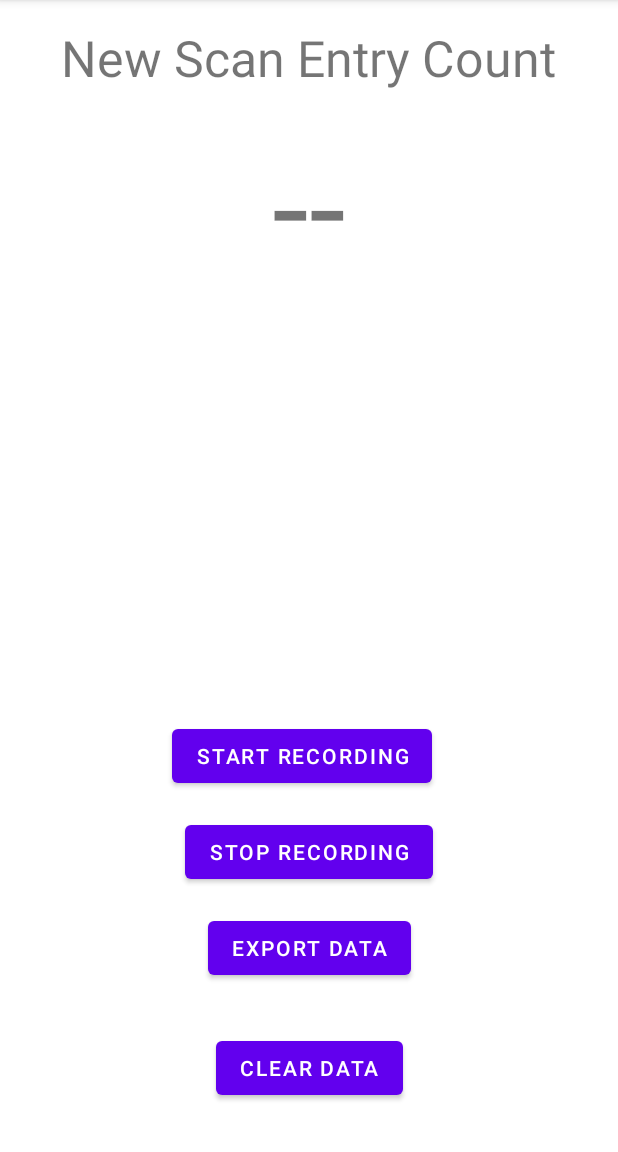
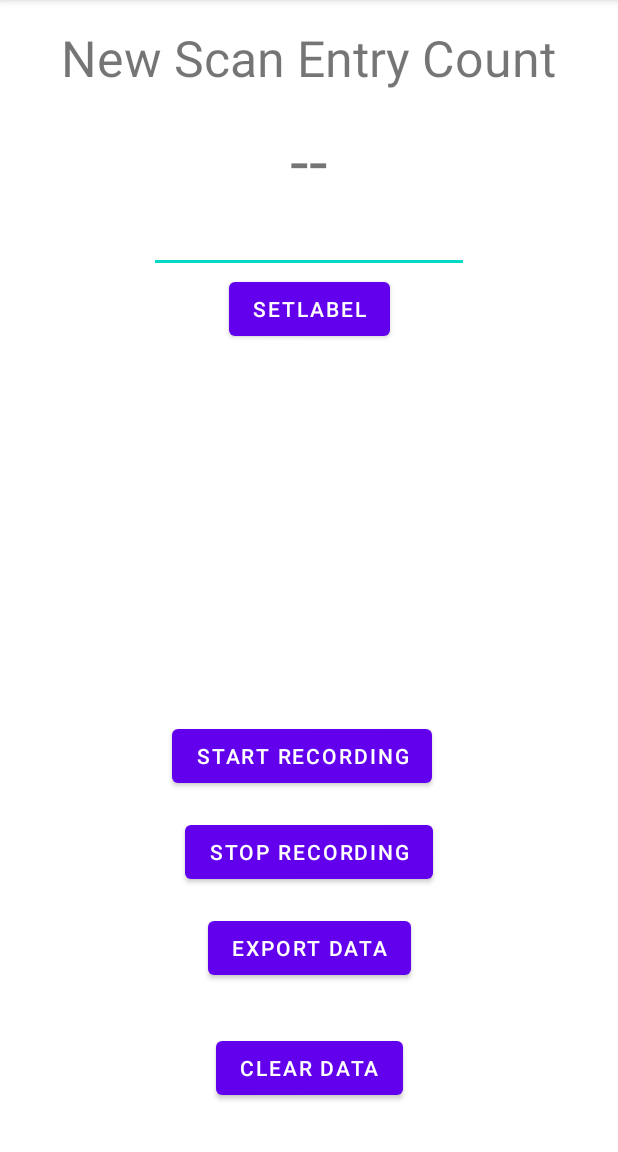
Before and after one commit to j2inet/wioLocator, an Android app: the screen it shows after launch (MainActivity), on a phone screen of 412 x 824 dp, the part 84-1236 px from its top. Run offline under Robolectric (Android 15) with nearby library versions, the phone set to English and light mode, and no system bars.

Commit message:
added additional butttons

```diff
--- a/Android/src/app/src/main/AndroidManifest.xml
+++ b/Android/src/app/src/main/AndroidManifest.xml
@@ -21,7 +21,11 @@
         android:roundIcon="@mipmap/ic_launcher_round"
         android:supportsRtl="true"
         android:theme="@style/Theme.WioLocatorCollector"
-        tools:targetApi="31">
+        android:resizeableActivity="true"
+        android:supportsPictureInPicture="true"
+        android:configChanges="screenSize | smallestScreenSize| screenLayout | orientation | keyboardHidden"
+        tools:targetApi="31"
+        >
         <activity
             android:name=".MainActivity"
             android:exported="true">
--- a/Android/src/app/src/main/java/net/j2i/wiolocatorcollector/MainActivity.kt
+++ b/Android/src/app/src/main/java/net/j2i/wiolocatorcollector/MainActivity.kt
@@ -3,6 +3,7 @@ package net.j2i.wiolocatorcollector
 import android.Manifest
 import android.annotation.SuppressLint
 import android.app.Activity
+import android.app.PictureInPictureParams
 import android.content.BroadcastReceiver
 import android.content.Context
 import android.content.Intent
@@ -18,6 +19,7 @@ import android.os.Looper
 import android.provider.BaseColumns
 import android.util.Log
 import android.view.View
+import android.widget.EditText
 import android.widget.TextView
 import android.widget.Toast
 import androidx.appcompat.app.AppCompatActivity;
@@ -34,7 +36,9 @@ import kotlinx.serialization.json.JsonObject
 //import com.google.android.gms.location.*;
 //import kotlinx.serialization.Serializable;
 import java.io.*
-
+import java.math.BigInteger
+import java.util.*
+import kotlin.collections.ArrayList
 
 
 const val TAG = "MainActivity"
@@ -57,6 +61,9 @@ class MainActivity : AppCompatActivity() {
             const val COLUMN_NAME_VERTICALACCURACY = "va"
             const val COLUMN_NAME_FREQUECY = "frequency"
             const val COLUMN_NAME_DATETIME = "timestamp";
+            const val COLUMN_NAME_SESSIONID = "sessionID"
+            const val COLUMN_NAME_CLIENTID = "clientID"
+            const val COLUMN_NAME_LOCATIONLABEL = "locationlabel"
 
 
         }
@@ -81,17 +88,23 @@ class MainActivity : AppCompatActivity() {
     lateinit var wifiInfo:WifiInfo
 
     lateinit var newEntryDisplayText:TextView
+    lateinit var editTextLabel:EditText
 
     var newEntryCount = 0;
 
     var currentLocation: Location? = null
 
+    var locationLabel:String = ""
+    var clientID:String = "00000000-00000000-00000000-00000000"
+
     class WifiReceiver:BroadcastReceiver {
+        var SessionID:String = "";
         var wifiManager:WifiManager
         var mainActivity:MainActivity
         constructor(wifiManager:WifiManager, mainActivity:MainActivity) {
             this.wifiManager = wifiManager;
             this.mainActivity = mainActivity
+            this.SessionID =  UUID.randomUUID().toString()
         }
 
         override fun onReceive(p0: Context?, intent: Intent?) {
@@ -102,9 +115,12 @@ class MainActivity : AppCompatActivity() {
                 Log.d(TAG, "results received");
 
                 val scanResultList: List<ScanItem> = ArrayList<ScanItem>(result.size)
+
                 for (r in result) {
                     var item = ScanItem(r.BSSID)
                     item.apply {
+                        sessionID = SessionID
+                        clientID = mainActivity.clientID
                         latitude = currentLocation.latitude
                         longitude = currentLocation.longitude
                         if (currentLocation.hasAccuracy()) {
@@ -117,9 +133,10 @@ class MainActivity : AppCompatActivity() {
                         BSSID = r.BSSID
                         SSID = r.SSID
                         level = r.level
-                        capabilities = r.capabilities
+                        capabilities = r.capabilities //http://w1.fi/cgit/hostap/tree/wpa_supplicant/ctrl_iface.c?id=7b42862ac87f333b0efb0f0bae822dcdf606bc69#n2169
                         frequency = r.frequency
                         datetime = currentLocation.time
+                        locationLabel = mainActivity.locationLabel
                     }
                     mainActivity.scanItemDataHelper.insert(item)
                 }
@@ -147,7 +164,7 @@ class MainActivity : AppCompatActivity() {
         val locationRequest = LocationRequest.create()?.apply {
             interval = 10_000
             fastestInterval = 10_000
-            smallestDisplacement = 10.0f
+            smallestDisplacement = 3.0f
             priority = LocationRequest.PRIORITY_HIGH_ACCURACY
         }
 
@@ -191,11 +208,44 @@ class MainActivity : AppCompatActivity() {
             wifiManager.startScan();
         }
     }
+
+
+    fun hashString(s:String): ULong {
+        val A:ULong =  54059u ;
+        val B:ULong = 76963u ;
+        val C:ULong = 86969u;
+        val FIRSTH:ULong = 37u;
+        var h = FIRSTH;
+        var stringBytes = s.toByteArray()
+        for ( i in 0..stringBytes.size-1) {
+            var c = stringBytes[i].toULong();
+            h = ((h * A) xor (((c) * B))) and 0xFFFFFFFFFFFFFFFFu;
+        }
+        return h;
+    }
+
+    override fun onUserLeaveHint() {
+        val pictureInPictureParams = PictureInPictureParams.Builder().setAspectRatio(rational).build()
+        enterPictureInPictureMode(pictureInPictureParams)
+    }
+
     override fun onCreate(savedInstanceState: Bundle?) {
+        var x = hashString("joel");
+        var y = x.toString(16)
         super.onCreate(savedInstanceState)
         setContentView(R.layout.activity_main)
+        val pref = getSharedPreferences("APP_PREFERENCES", Context.MODE_PRIVATE);
+        this.clientID = pref.getString("ClientID", "")!!
+        if(this.clientID == "") {
+            val editor = pref.edit()
+            this.clientID = UUID.randomUUID().toString()
+            editor.putString("ClientID", this.clientID)
+            editor.commit()
+        }
+
+
         newEntryDisplayText = findViewById(R.id.entryCountTextDisplay)
-
+        editTextLabel = findViewById(R.id.edtTextLabel);
         this.scanItemDataHelper = ScanItemDataHelper(this)
 
         fusedLocationClient = LocationServices.getFusedLocationProviderClient(this)
@@ -234,6 +284,10 @@ class MainActivity : AppCompatActivity() {
         }
 
 
+    }
+
+    fun onUpdateLabelClicked(button:View) {
+        this.locationLabel = editTextLabel.text.toString()
     }
 
     fun onStopRecordingClicked(stopButton:View) {
--- a/Android/src/app/src/main/java/net/j2i/wiolocatorcollector/ScanItemDataHelper.kt
+++ b/Android/src/app/src/main/java/net/j2i/wiolocatorcollector/ScanItemDataHelper.kt
@@ -32,9 +32,14 @@ class ScanItemDataHelper(context: Context) : SQLiteOpenHelper(context, DATABASE_
         const val COLUMN_NAME_VERTICALACCURACY = "va"
         const val COLUMN_NAME_FREQUECY = "frequency"
         const val COLUMN_NAME_DATETIME = "timestamp";
+        const val COLUMN_NAME_SESSIONID = "sessionID"
+        const val COLUMN_NAME_LOCATIONLABEL = "locationlabel"
+        const val COLUMN_NAME_CLIENTID = "clientID"
 
         const val CREATE_TABLE_QUERY = "CREATE TABLE ${MainActivity.Companion.ScanItemContract.TABLE_NAME} ("+
                 "${BaseColumns._ID} INTEGER PRIMARY KEY," +
+                "${MainActivity.Companion.ScanItemContract.COLUMN_NAME_SESSIONID}  TEXT, "+
+                "${MainActivity.Companion.ScanItemContract.COLUMN_NAME_CLIENTID}  TEXT, "+
                 "${MainActivity.Companion.ScanItemContract.COLUMN_NAME_BSSID}  TEXT NOT NULL, "+
                 "${MainActivity.Companion.ScanItemContract.COLUMN_NAME_SSID}  TEXT NOT NULL, "+
                 "${MainActivity.Companion.ScanItemContract.COLUMN_NAME_LEVEL}  INT, "+
@@ -45,7 +50,8 @@ class ScanItemDataHelper(context: Context) : SQLiteOpenHelper(context, DATABASE_
                 "${MainActivity.Companion.ScanItemContract.COLUMN_NAME_LONGITUDE}  REAL NOT NULL, "+
                 "${MainActivity.Companion.ScanItemContract.COLUMN_NAME_ALTITUDE}  REAL, "+
                 "${MainActivity.Companion.ScanItemContract.COLUMN_NAME_HORIZONTALACCURACY}  REAL, "+
-                "${MainActivity.Companion.ScanItemContract.COLUMN_NAME_VERTICALACCURACY}  REAL "+
+                "${MainActivity.Companion.ScanItemContract.COLUMN_NAME_VERTICALACCURACY}  REAL, "+
+                "${MainActivity.Companion.ScanItemContract.COLUMN_NAME_LOCATIONLABEL}  REAL "+
                 ")"
         const val DELETE_TABLES_QUERY = "DROP TABLE IF EXISTS ${TABLE_NAME}";
     }
@@ -68,6 +74,8 @@ class ScanItemDataHelper(context: Context) : SQLiteOpenHelper(context, DATABASE_
         val db = this.writableDatabase
         val values = ContentValues().apply {
             put(ScanItemContract.COLUMN_NAME_SSID, si.SSID)
+            put(ScanItemContract.COLUMN_NAME_SESSIONID, si.sessionID)
+            put(ScanItemContract.COLUMN_NAME_CLIENTID, si.clientID)
             put(ScanItemContract.COLUMN_NAME_BSSID, si.BSSID)
             put(ScanItemContract.COLUMN_NAME_ALTITUDE, si.altitude)
             put(ScanItemContract.COLUMN_NAME_LONGITUDE, si.longitude)
@@ -78,6 +86,7 @@ class ScanItemDataHelper(context: Context) : SQLiteOpenHelper(context, DATABASE_
             put(ScanItemContract.COLUMN_NAME_VERTICALACCURACY, si.verticalAccuracy)
             put(ScanItemContract.COLUMN_NAME_FREQUECY, si.frequency)
             put(ScanItemContract.COLUMN_NAME_DATETIME, si.datetime)
+            put(ScanItemContract.COLUMN_NAME_LOCATIONLABEL, si.locationLabel)
         }
         val newRow = db?.insert(ScanItemContract.TABLE_NAME, null, values)
         si.ID = newRow
@@ -98,6 +107,8 @@ class ScanItemDataHelper(context: Context) : SQLiteOpenHelper(context, DATABASE_
         val retreivalProjection = arrayOf(
             BaseColumns._ID,
             ScanItemContract.COLUMN_NAME_BSSID,
+            ScanItemContract.COLUMN_NAME_SESSIONID,
+            ScanItemContract.COLUMN_NAME_CLIENTID,
             ScanItemContract.COLUMN_NAME_SSID,
             ScanItemContract.COLUMN_NAME_ALTITUDE,
             ScanItemContract.COLUMN_NAME_LONGITUDE,
@@ -107,7 +118,8 @@ class ScanItemDataHelper(context: Context) : SQLiteOpenHelper(context, DATABASE_
             ScanItemContract.COLUMN_NAME_HORIZONTALACCURACY,
             ScanItemContract.COLUMN_NAME_VERTICALACCURACY,
             ScanItemContract.COLUMN_NAME_DATETIME,
-            ScanItemContract.COLUMN_NAME_FREQUECY
+            ScanItemContract.COLUMN_NAME_FREQUECY,
+            ScanItemContract.COLUMN_NAME_LOCATIONLABEL
         )
 
         var selection:String? = null //Not filtering
@@ -134,6 +146,10 @@ class ScanItemDataHelper(context: Context) : SQLiteOpenHelper(context, DATABASE_
 
                 si.frequency = getInt(getColumnIndexOrThrow(ScanItemContract.COLUMN_NAME_FREQUECY))
                 si.datetime = getLong(getColumnIndexOrThrow(ScanItemContract.COLUMN_NAME_DATETIME))
+                si.sessionID = getString(getColumnIndexOrThrow(ScanItemContract.COLUMN_NAME_SESSIONID))
+                si.clientID = getString(getColumnIndexOrThrow(ScanItemContract.COLUMN_NAME_CLIENTID))
+
+                si.locationLabel = getString(getColumnIndexOrThrow(ScanItemContract.COLUMN_NAME_LOCATIONLABEL))
 
                 retVal.add(si);
             }
--- a/Android/src/app/src/main/res/layout/activity_main.xml
+++ b/Android/src/app/src/main/res/layout/activity_main.xml
@@ -5,7 +5,6 @@
     android:layout_width="match_parent"
     android:layout_height="match_parent"
     tools:context=".MainActivity">
-
 
 
     <Button
@@ -77,9 +76,30 @@
         android:layout_height="wrap_content"
         android:layout_marginTop="16dp"
         android:text="--"
-        android:textSize="40pt"
+        android:textSize="20pt"
         app:layout_constraintEnd_toEndOf="parent"
         app:layout_constraintStart_toStartOf="parent"
         app:layout_constraintTop_toBottomOf="@+id/textView" />
 
+    <EditText
+        android:id="@+id/edtTextLabel"
+        android:layout_width="wrap_content"
+        android:layout_height="wrap_content"
+        android:ems="10"
+        android:inputType="textPersonName"
+        android:text=""
+        app:layout_constraintEnd_toEndOf="parent"
+        app:layout_constraintStart_toStartOf="parent"
+        app:layout_constraintTop_toBottomOf="@+id/entryCountTextDisplay" />
+
+    <Button
+        android:id="@+id/buttonSetLabel"
+        android:layout_width="wrap_content"
+        android:layout_height="wrap_content"
+        android:text="SetLabel"
+        android:onClick="onUpdateLabelClicked"
+        app:layout_constraintEnd_toEndOf="parent"
+        app:layout_constraintStart_toStartOf="parent"
+        app:layout_constraintTop_toBottomOf="@+id/edtTextLabel" />
+
 </androidx.constraintlayout.widget.ConstraintLayout>
```
Also changed, not shown: Android/src/app/src/main/java/net/j2i/wiolocatorcollector/ScanItem.kt (+10 -1 lines).
